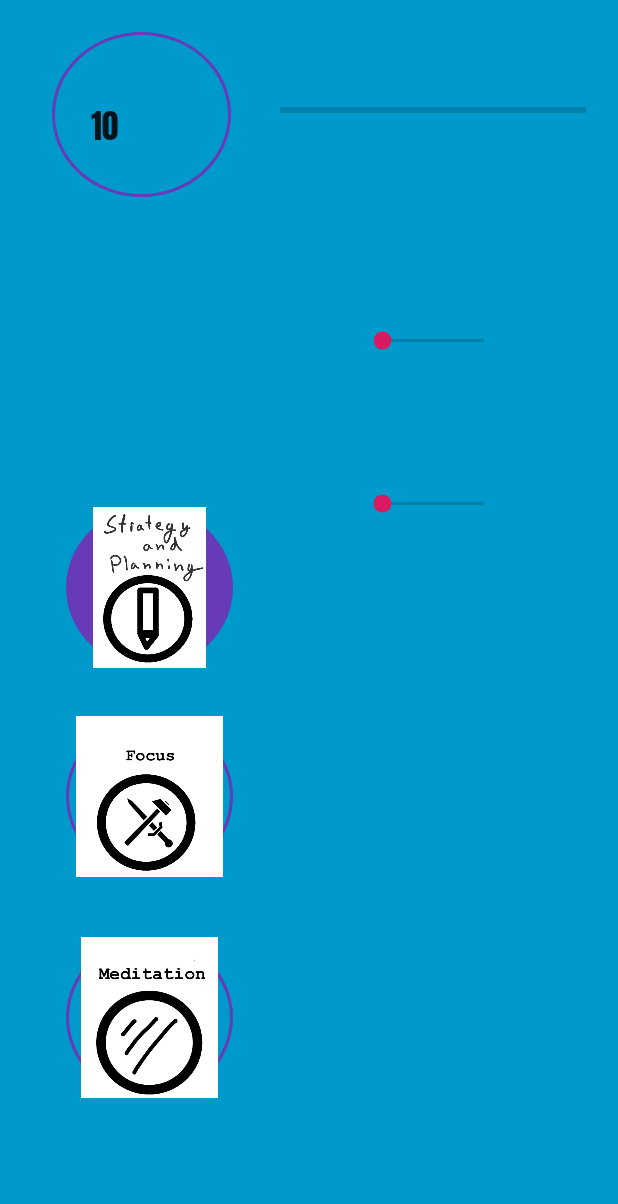
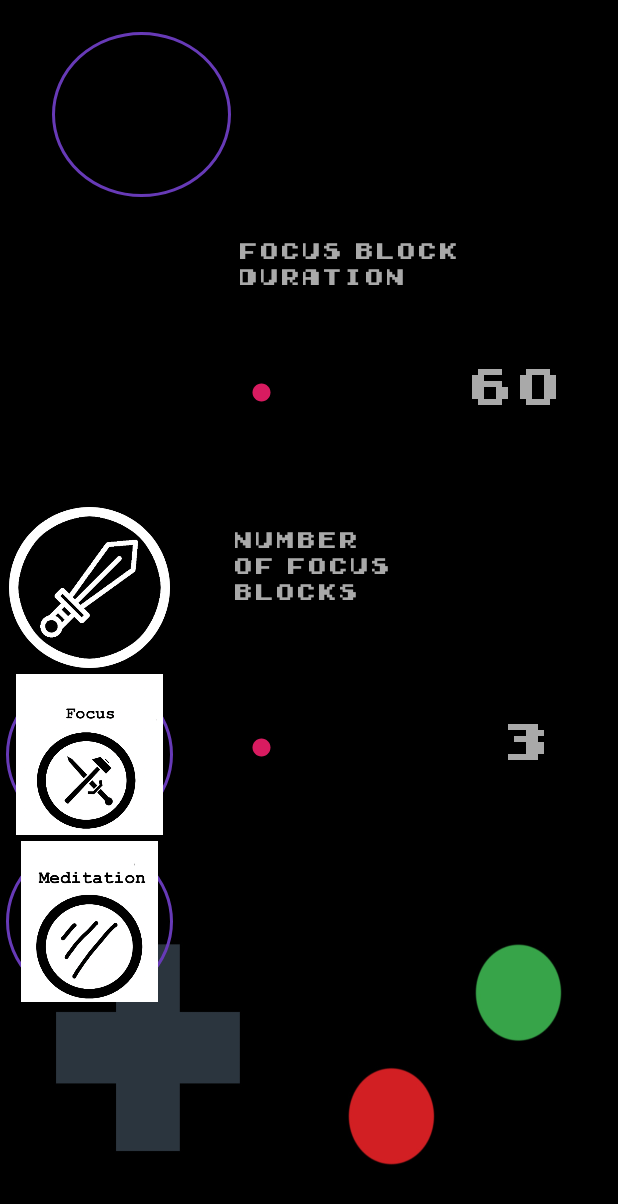
Before and after one commit to levandreev/MyApplicationKotlin, an Android app: the SPActivity screen opened directly, with no data from a screen before it, on a phone screen of 412 x 824 dp. Shown: the top 1204 px of the screen. Run offline under Robolectric (Android 15) with nearby library versions, the phone set to English and light mode, and no system bars.

Commit message:
sliders work, font added

```diff
--- a/app/src/main/AndroidManifest.xml
+++ b/app/src/main/AndroidManifest.xml
@@ -27,7 +27,9 @@
             android:screenOrientation="portrait"
             android:label="@string/title_activity_focus"
             android:theme="@style/FullscreenTheme"></activity>
-        <activity android:name=".MainActivity">
+        <activity android:name=".MainActivity"
+            android:screenOrientation="portrait"
+            >
             <intent-filter>
                 <action android:name="android.intent.action.MAIN" />
 
--- a/app/src/main/java/com/example/myapplicationkotlin/SPActivity.kt
+++ b/app/src/main/java/com/example/myapplicationkotlin/SPActivity.kt
@@ -6,9 +6,14 @@ import androidx.appcompat.app.AppCompatActivity
 import android.os.Bundle
 import android.os.Handler
 import android.view.View
+import android.widget.SeekBar
 import android.widget.Toast
 import kotlinx.android.synthetic.main.activity_focus.*
+import kotlinx.android.synthetic.main.activity_focus.focus_button
+import kotlinx.android.synthetic.main.activity_focus.meditation_button
+import kotlinx.android.synthetic.main.activity_focus.s_p_button
 import kotlinx.android.synthetic.main.activity_main.*
+import kotlinx.android.synthetic.main.activity_s_p.*
 
 /**
  * An example full-screen activity that shows and hides the system UI (i.e.
@@ -32,5 +37,42 @@ class SPActivity : AppCompatActivity() {
             startActivity(Intent(this@SPActivity,MeditationActivity::class.java))
         }
 
+        seekBar_duration.setOnSeekBarChangeListener(object : SeekBar.OnSeekBarChangeListener {
+
+            override fun onProgressChanged(seekBar: SeekBar, i: Int, b: Boolean) {
+                // Display the current progress of SeekBar
+                number_block_duration.text = "$i"
+            }
+
+            override fun onStartTrackingTouch(seekBar: SeekBar) {
+                // Do something
+                Toast.makeText(applicationContext,"Set block duration in min",Toast.LENGTH_SHORT).show()
+            }
+
+            override fun onStopTrackingTouch(seekBar: SeekBar) {
+                // Do something
+                Toast.makeText(applicationContext,"Duration was successfully set",Toast.LENGTH_SHORT).show()
+            }
+        })
+
+        seekBar_blocks.setOnSeekBarChangeListener(object : SeekBar.OnSeekBarChangeListener {
+
+            override fun onProgressChanged(seekBar: SeekBar, i: Int, b: Boolean) {
+                // Display the current progress of SeekBar
+                number_of_focus_blocks.text = "$i"
+            }
+
+            override fun onStartTrackingTouch(seekBar: SeekBar) {
+                // Do something
+                Toast.makeText(applicationContext,"Set number of blocks",Toast.LENGTH_SHORT).show()
+            }
+
+            override fun onStopTrackingTouch(seekBar: SeekBar) {
+                // Do something
+                Toast.makeText(applicationContext,"Number of blocks was successfully set",Toast.LENGTH_SHORT).show()
+            }
+        })
+
     }
+
 }
--- a/app/src/main/res/layout/activity_focus.xml
+++ b/app/src/main/res/layout/activity_focus.xml
@@ -4,7 +4,7 @@
     xmlns:tools="http://schemas.android.com/tools"
     android:layout_width="match_parent"
     android:layout_height="match_parent"
-    android:background="#0099cc"
+    android:background="@drawable/app_background_screen"
     tools:context=".FocusActivity">
 
     <ImageButton
--- a/app/src/main/res/layout/activity_main.xml
+++ b/app/src/main/res/layout/activity_main.xml
@@ -25,7 +25,7 @@
                 android:layout_alignParentLeft="true"
                 android:adjustViewBounds="true"
                 android:scaleType="fitXY"
-                app:srcCompat="@drawable/game_sc" />
+                app:srcCompat="@drawable/game_sc_new" />
 
             <androidx.constraintlayout.widget.ConstraintLayout
                 android:layout_width="match_parent"
@@ -49,32 +49,31 @@
 
                 <Button
                     android:id="@+id/start_button"
-                    android:layout_width="105dp"
-                    android:layout_height="79dp"
+                    android:layout_width="163dp"
+                    android:layout_height="60dp"
                     android:background="@android:color/transparent"
                     android:text=""
 
                     app:layout_constraintBottom_toBottomOf="parent"
                     app:layout_constraintEnd_toEndOf="parent"
-                    app:layout_constraintHorizontal_bias="0.699"
+                    app:layout_constraintHorizontal_bias="0.502"
                     app:layout_constraintStart_toStartOf="parent"
                     app:layout_constraintTop_toTopOf="parent"
-                    app:layout_constraintVertical_bias="0.688" />
+                    app:layout_constraintVertical_bias="0.672" />
 
                 <Button
                     android:id="@+id/exit_button"
-                    android:layout_width="92dp"
-                    android:layout_height="50dp"
+                    android:layout_width="140dp"
+                    android:layout_height="56dp"
                     android:background="@android:color/transparent"
 
                     android:contentDescription="@string/desc"
                     android:text=""
                     app:layout_constraintBottom_toBottomOf="parent"
                     app:layout_constraintEnd_toEndOf="parent"
-                    app:layout_constraintHorizontal_bias="0.711"
                     app:layout_constraintStart_toStartOf="parent"
                     app:layout_constraintTop_toTopOf="parent"
-                    app:layout_constraintVertical_bias="0.809" />
+                    app:layout_constraintVertical_bias="0.804" />
             </androidx.constraintlayout.widget.ConstraintLayout>
 
         </FrameLayout>
--- a/app/src/main/res/layout/activity_meditation.xml
+++ b/app/src/main/res/layout/activity_meditation.xml
@@ -4,7 +4,7 @@
     xmlns:tools="http://schemas.android.com/tools"
     android:layout_width="match_parent"
     android:layout_height="match_parent"
-    android:background="#0099cc"
+    android:background="@drawable/app_background_screen"
     tools:context=".MeditationActivity">
 
     <ImageButton
--- a/app/src/main/res/layout/activity_s_p.xml
+++ b/app/src/main/res/layout/activity_s_p.xml
@@ -4,25 +4,57 @@
     xmlns:tools="http://schemas.android.com/tools"
     android:layout_width="match_parent"
     android:layout_height="match_parent"
-    android:background="#0099cc"
+    android:background="@drawable/app_background_screen"
     tools:context=".SPActivity">
 
-    <SeekBar
-        android:id="@+id/seekBar3"
-        android:layout_width="100dp"
-        android:layout_height="49dp"
+    <TextView
+        android:id="@+id/text_number_of_focus_blocks"
+        android:layout_width="158dp"
+        android:layout_height="60dp"
+        android:fontFamily="@font/earlygameboy"
+        android:text="Number of focus blocks"
+        android:textColor="#A9A9A9"
         app:layout_constraintBottom_toBottomOf="parent"
         app:layout_constraintEnd_toEndOf="parent"
-        app:layout_constraintHorizontal_bias="0.765"
+        app:layout_constraintHorizontal_bias="0.618"
         app:layout_constraintStart_toStartOf="parent"
         app:layout_constraintTop_toTopOf="parent"
-        app:layout_constraintVertical_bias="0.402" />
+        app:layout_constraintVertical_bias="0.46" />
+
+    <TextView
+        android:id="@+id/number_of_focus_blocks"
+        android:layout_width="69dp"
+        android:layout_height="68dp"
+        android:layout_marginStart="128dp"
+        android:layout_marginBottom="44dp"
+        android:fontFamily="@font/earlygameboy"
+        android:text="3"
+        android:textSize="32dp"
+        android:textColor="#A9A9A9"
+        app:layout_constraintBottom_toBottomOf="parent"
+        app:layout_constraintEnd_toEndOf="parent"
+        app:layout_constraintHorizontal_bias="0.981"
+        app:layout_constraintStart_toStartOf="parent"
+        app:layout_constraintTop_toTopOf="parent"
+        app:layout_constraintVertical_bias="0.667" />
+
+    <SeekBar
+        android:id="@+id/seekBar_blocks"
+        android:layout_width="143dp"
+        android:layout_height="91dp"
+        android:max="10"
+        app:layout_constraintBottom_toBottomOf="parent"
+        app:layout_constraintEnd_toEndOf="parent"
+        app:layout_constraintHorizontal_bias="0.589"
+        app:layout_constraintStart_toStartOf="parent"
+        app:layout_constraintTop_toTopOf="parent"
+        app:layout_constraintVertical_bias="0.619" />
 
     <ImageButton
         android:id="@+id/focus_button"
         android:layout_width="111dp"
         android:layout_height="107dp"
-        android:layout_marginBottom="40dp"
+        android:layout_marginBottom="4dp"
         android:background="@drawable/button_selector"
         android:contentDescription="@string/desc"
         android:scaleType="fitCenter"
@@ -34,20 +66,20 @@
         android:id="@+id/s_p_button"
         android:layout_width="111dp"
         android:layout_height="107dp"
-        android:layout_marginBottom="32dp"
-        android:background="@drawable/button_selector"
+        android:layout_marginBottom="4dp"
+        android:background="@null"
         android:contentDescription="@string/desc"
         android:scaleType="fitCenter"
         app:layout_constraintBottom_toTopOf="@+id/focus_button"
         app:layout_constraintEnd_toEndOf="@+id/focus_button"
-        app:srcCompat="@drawable/p_s_button" />
+        app:srcCompat="@drawable/swordicon" />
 
     <ImageButton
         android:id="@+id/meditation_button"
         android:layout_width="111dp"
         android:layout_height="107dp"
-        android:layout_marginStart="44dp"
-        android:layout_marginBottom="92dp"
+        android:layout_marginStart="4dp"
+        android:layout_marginBottom="156dp"
         android:background="@drawable/button_selector"
         android:contentDescription="@string/desc"
         android:scaleType="fitCenter"
@@ -84,7 +116,7 @@
         android:id="@+id/level"
         android:layout_width="66dp"
         android:layout_height="62dp"
-        android:fontFamily="@font/anton"
+        android:fontFamily="@font/earlygameboy"
         android:text="10"
         android:textAppearance="@style/TextAppearance.AppCompat.Large"
         app:layout_constraintBottom_toBottomOf="parent"
@@ -95,14 +127,46 @@
         app:layout_constraintVertical_bias="0.081" />
 
     <SeekBar
-        android:id="@+id/seekBar"
-        android:layout_width="100dp"
-        android:layout_height="49dp"
+        android:id="@+id/seekBar_duration"
+        android:layout_width="143dp"
+        android:layout_height="91dp"
+        android:max="120"
         app:layout_constraintBottom_toBottomOf="parent"
         app:layout_constraintEnd_toEndOf="parent"
-        app:layout_constraintHorizontal_bias="0.765"
+        app:layout_constraintHorizontal_bias="0.589"
         app:layout_constraintStart_toStartOf="parent"
         app:layout_constraintTop_toTopOf="parent"
-        app:layout_constraintVertical_bias="0.262" />
+        app:layout_constraintVertical_bias="0.296" />
+
+    <TextView
+        android:id="@+id/number_block_duration"
+        android:layout_width="97dp"
+        android:layout_height="78dp"
+        android:layout_marginStart="128dp"
+        android:layout_marginBottom="44dp"
+        android:fontFamily="@font/earlygameboy"
+        android:text="60"
+        android:textColor="#A9A9A9"
+        android:textSize="32dp"
+        app:layout_constraintBottom_toBottomOf="parent"
+        app:layout_constraintEnd_toEndOf="parent"
+        app:layout_constraintHorizontal_bias="1.0"
+        app:layout_constraintStart_toStartOf="parent"
+        app:layout_constraintTop_toTopOf="parent"
+        app:layout_constraintVertical_bias="0.339" />
+
+    <TextView
+        android:id="@+id/text_block_duration"
+        android:layout_width="153dp"
+        android:layout_height="41dp"
+        android:fontFamily="@font/earlygameboy"
+        android:text="focus block duration"
+        android:textColor="#A9A9A9"
+        app:layout_constraintBottom_toBottomOf="parent"
+        app:layout_constraintEnd_toEndOf="parent"
+        app:layout_constraintHorizontal_bias="0.618"
+        app:layout_constraintStart_toStartOf="parent"
+        app:layout_constraintTop_toTopOf="parent"
+        app:layout_constraintVertical_bias="0.203" />
 
 </androidx.constraintlayout.widget.ConstraintLayout>
```
Also changed, not shown: app/src/main/res/drawable/app_background_screen.jpg (added), app/src/main/res/drawable/game_sc_new.jpg (added), app/src/main/res/drawable/swordicon.png (added), app/src/main/res/font/earlygameboy.ttf (added).
